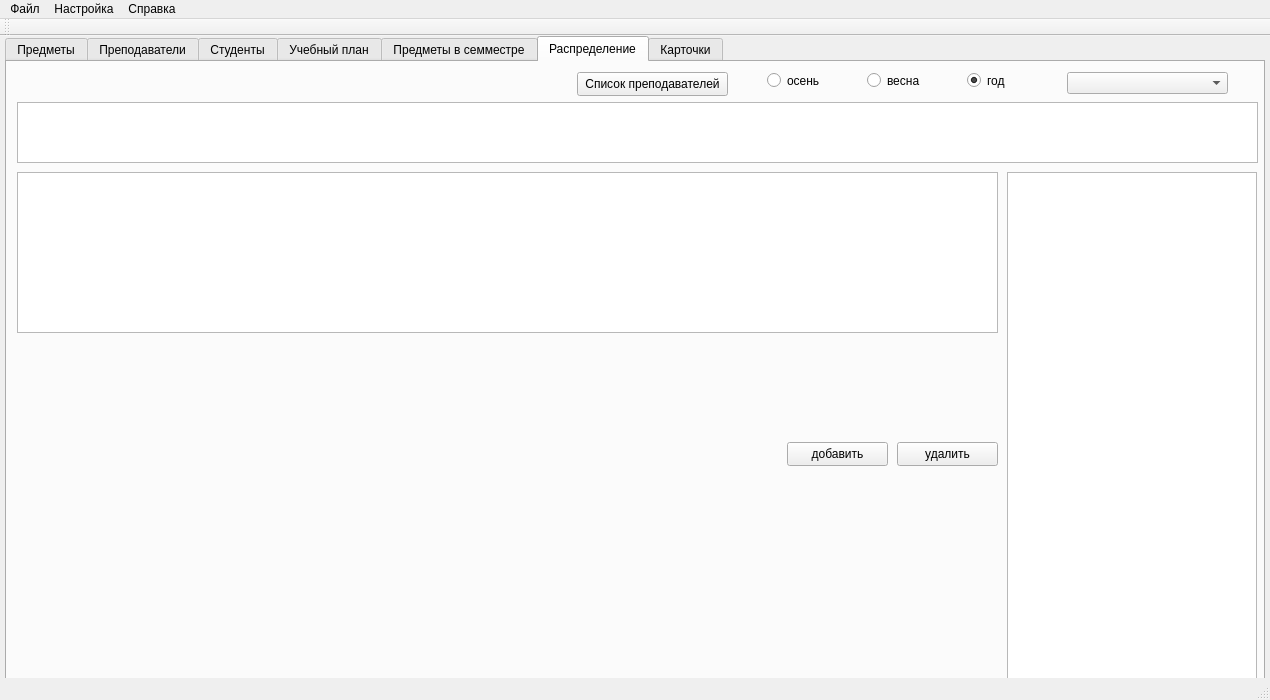
First picture: the form in mainwindow.ui, repository alexeypertcev/ksu-ivt-nagruzka, before the edit.
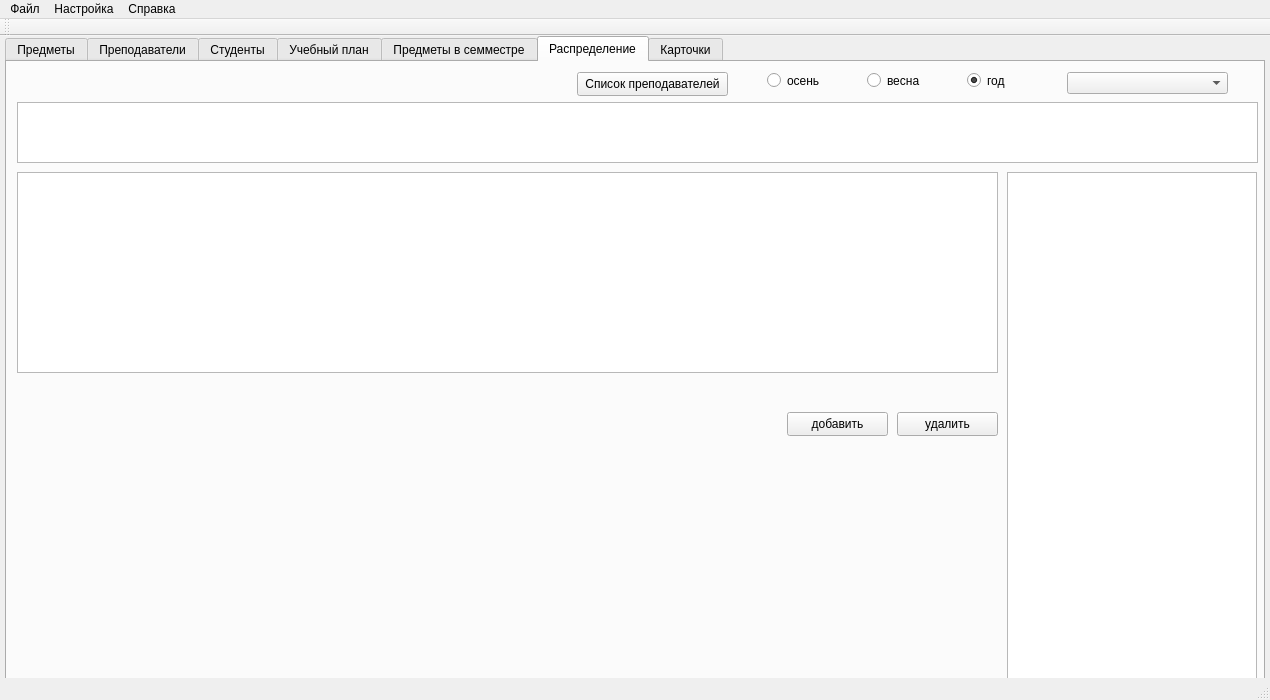
Second picture: the form after the edit. The open tabs and pages were chosen to show the change. Custom widgets are drawn as their Qt base class.

Diff of the .ui file:
```diff
--- a/mainwindow.ui
+++ b/mainwindow.ui
@@ -367,7 +367,7 @@
       <property name="geometry">
        <rect>
         <x>780</x>
-        <y>380</y>
+        <y>350</y>
         <width>101</width>
         <height>24</height>
        </rect>
@@ -380,7 +380,7 @@
       <property name="geometry">
        <rect>
         <x>890</x>
-        <y>380</y>
+        <y>350</y>
         <width>101</width>
         <height>24</height>
        </rect>
@@ -411,7 +411,7 @@
         <x>10</x>
         <y>110</y>
         <width>981</width>
-        <height>161</height>
+        <height>201</height>
        </rect>
       </property>
      </widget>
```
Left out of the diff: 4 changed lines with no effect on the pictures.
